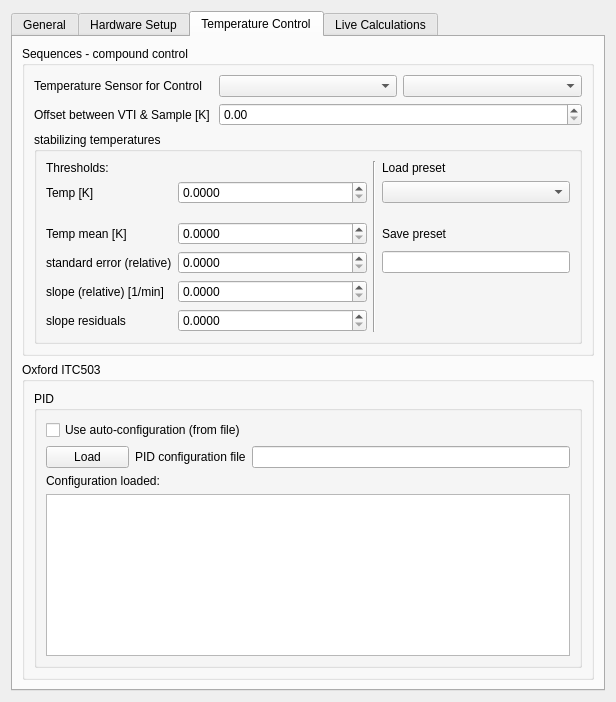
Old version of the form CryostatGUI/configurations/settings_global.ui in the repository Cryostat-GUI/Cryostat-GUI.
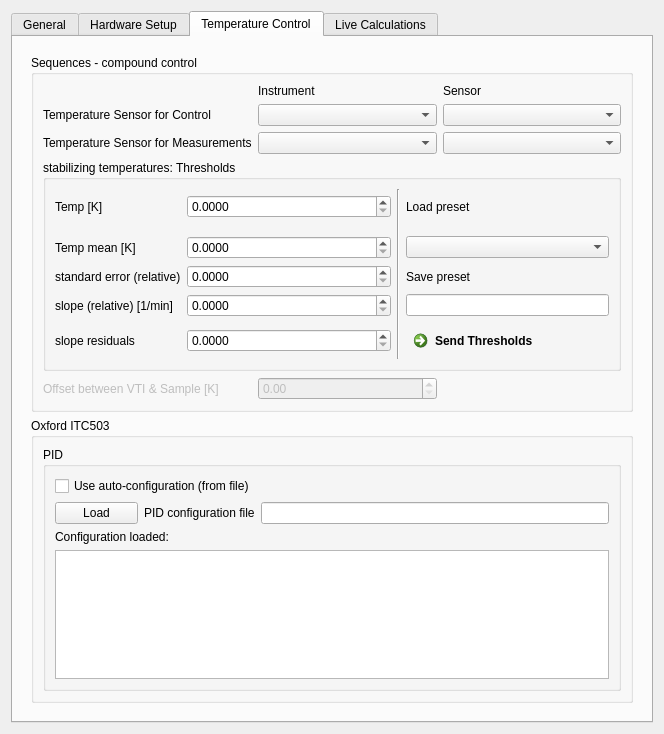
New version of the form. The open tabs and pages were chosen to show the change.

Commit message: GUI updates for logging preferences

What changed in the file:
```diff
--- a/CryostatGUI/configurations/settings_global.ui
+++ b/CryostatGUI/configurations/settings_global.ui
@@ -6,8 +6,8 @@
    <rect>
     <x>0</x>
     <y>0</y>
-    <width>616</width>
-    <height>702</height>
+    <width>664</width>
+    <height>734</height>
    </rect>
   </property>
   <property name="windowTitle">
@@ -505,240 +505,279 @@
        <string>Temperature Control</string>
       </attribute>
       <layout class="QGridLayout" name="gridLayout_5">
-       <item row="1" column="0">
-        <widget class="QGroupBox" name="groupBox_2">
-         <property name="maximumSize">
-          <size>
-           <width>600</width>
-           <height>400</height>
-          </size>
-         </property>
-         <property name="title">
-          <string>Oxford ITC503</string>
-         </property>
-         <layout class="QVBoxLayout" name="verticalLayout">
-          <item>
-           <widget class="QGroupBox" name="groupBox_3">
+       <item row="0" column="0">
+        <widget class="QWidget" name="widget" native="true">
+         <layout class="QGridLayout" name="gridLayout_9" rowstretch="0,1">
+          <item row="0" column="0">
+           <widget class="QGroupBox" name="groupBox">
+            <property name="title">
+             <string>Sequences - compound control</string>
+            </property>
+            <layout class="QGridLayout" name="gridLayout_4">
+             <item row="1" column="1">
+              <widget class="QComboBox" name="combo_SensorControl_Instrument"/>
+             </item>
+             <item row="1" column="0">
+              <widget class="QLabel" name="label_10">
+               <property name="text">
+                <string>Temperature Sensor for Control</string>
+               </property>
+              </widget>
+             </item>
+             <item row="1" column="2">
+              <widget class="QComboBox" name="combo_SensorControl_Sensor"/>
+             </item>
+             <item row="2" column="0">
+              <widget class="QLabel" name="label_19">
+               <property name="text">
+                <string>Temperature Sensor for Measurements</string>
+               </property>
+              </widget>
+             </item>
+             <item row="2" column="1">
+              <widget class="QComboBox" name="combo_SensorMeas_Instrument"/>
+             </item>
+             <item row="2" column="2">
+              <widget class="QComboBox" name="combo_SensorMeas_Sensor"/>
+             </item>
+             <item row="4" column="0" colspan="3">
+              <widget class="QGroupBox" name="groupBox_4">
+               <property name="title">
+                <string>stabilizing temperatures: Thresholds</string>
+               </property>
+               <layout class="QGridLayout" name="gridLayout_8" rowstretch="0,0,0,0,0,0,0,0" columnstretch="0,0,1,0,1">
+                <item row="1" column="0">
+                 <widget class="QLabel" name="label_12">
+                  <property name="text">
+                   <string>Temp [K]</string>
+                  </property>
+                 </widget>
+                </item>
+                <item row="7" column="2">
+                 <widget class="QDoubleSpinBox" name="spin_Sequence_threshold_slopeResiduals">
+                  <property name="decimals">
+                   <number>4</number>
+                  </property>
+                  <property name="maximum">
+                   <double>100.000000000000000</double>
+                  </property>
+                 </widget>
+                </item>
+                <item row="5" column="2">
+                 <widget class="QDoubleSpinBox" name="doubleSpinBox_15">
+                  <property name="decimals">
+                   <number>4</number>
+                  </property>
+                  <property name="maximum">
+                   <double>100.000000000000000</double>
+                  </property>
+                 </widget>
+                </item>
+                <item row="7" column="0">
+                 <widget class="QLabel" name="label_15">
+                  <property name="text">
+                   <string>slope residuals</string>
+                  </property>
+                 </widget>
+                </item>
+                <item row="5" column="0">
+                 <widget class="QLabel" name="label_18">
+                  <property name="text">
+                   <string>standard error (relative)</string>
+                  </property>
+                 </widget>
+                </item>
+                <item row="0" column="3" rowspan="8">
+                 <widget class="Line" name="line_3">
+                  <property name="orientation">
+                   <enum>Qt::Vertical</enum>
+                  </property>
+                 </widget>
+                </item>
+                <item row="4" column="2">
+                 <widget class="QDoubleSpinBox" name="spin_Sequence_threshold_Tmean_K">
+                  <property name="decimals">
+                   <number>4</number>
+                  </property>
+                  <property name="minimum">
+                   <double>0.000000000000000</double>
+                  </property>
+                  <property name="maximum">
+                   <double>300.000000000000000</double>
+                  </property>
+                 </widget>
+                </item>
+                <item row="6" column="2">
+                 <widget class="QDoubleSpinBox" name="spin_Sequence_threshold_slope_Kpmin">
+                  <property name="decimals">
+                   <number>4</number>
+                  </property>
+                  <property name="maximum">
+                   <double>100.000000000000000</double>
+                  </property>
+                 </widget>
+                </item>
+                <item row="6" column="0">
+                 <widget class="QLabel" name="label_14">
+                  <property name="text">
+                   <string>slope (relative) [1/min]</string>
+                  </property>
+                 </widget>
+                </item>
+                <item row="4" column="0">
+                 <widget class="QLabel" name="label_13">
+                  <property name="text">
+                   <string>Temp mean [K]</string>
+                  </property>
+                 </widget>
+                </item>
+                <item row="1" column="2">
+                 <widget class="QDoubleSpinBox" name="spin_Sequence_threshold_T_K">
+                  <property name="decimals">
+                   <number>4</number>
+                  </property>
+                  <property name="minimum">
+                   <double>0.000000000000000</double>
+                  </property>
+                  <property name="maximum">
+                   <double>300.000000000000000</double>
+                  </property>
+                 </widget>
+                </item>
+                <item row="7" column="4">
+                 <widget class="QCommandLinkButton" name="command_sendThresholds">
+                  <property name="text">
+                   <string>Send Thresholds</string>
+                  </property>
+                 </widget>
+                </item>
+                <item row="5" column="4">
+                 <widget class="QLabel" name="label_17">
+                  <property name="text">
+                   <string>Save preset</string>
+                  </property>
+                 </widget>
+                </item>
+                <item row="4" column="4">
+                 <widget class="QComboBox" name="combo_thresholdsLoadingPreset"/>
+                </item>
+                <item row="6" column="4">
+                 <widget class="QLineEdit" name="lineEdit_thresholdsSavingPreset"/>
+                </item>
+                <item row="1" column="4">
+                 <widget class="QLabel" name="label_16">
+                  <property name="text">
+                   <string>Load preset</string>
+                  </property>
+                 </widget>
+                </item>
+               </layout>
+              </widget>
+             </item>
+             <item row="0" column="1">
+              <widget class="QLabel" name="label_20">
+               <property name="text">
+                <string>Instrument</string>
+               </property>
+              </widget>
+             </item>
+             <item row="0" column="2">
+              <widget class="QLabel" name="label_21">
+               <property name="text">
+                <string>Sensor</string>
+               </property>
+              </widget>
+             </item>
+             <item row="5" column="0">
+              <widget class="QLabel" name="label_11">
+               <property name="enabled">
+                <bool>false</bool>
+               </property>
+               <property name="text">
+                <string>Offset between VTI &amp; Sample [K]</string>
+               </property>
+              </widget>
+             </item>
+             <item row="5" column="1">
+              <widget class="QDoubleSpinBox" name="spin_Sequence_sampleOffsetLinear_K">
+               <property name="enabled">
+                <bool>false</bool>
+               </property>
+               <property name="maximum">
+                <double>300.000000000000000</double>
+               </property>
+              </widget>
+             </item>
+            </layout>
+           </widget>
+          </item>
+          <item row="1" column="0">
+           <widget class="QGroupBox" name="groupBox_2">
             <property name="maximumSize">
              <size>
-              <width>1000</width>
-              <height>500</height>
+              <width>590000</width>
+              <height>5000</height>
              </size>
             </property>
             <property name="title">
-             <string>PID</string>
+             <string>Oxford ITC503</string>
             </property>
-            <layout class="QGridLayout" name="gridLayout_7">
-             <item row="3" column="0" colspan="3">
-              <widget class="QTextBrowser" name="textConfShow">
+            <layout class="QVBoxLayout" name="verticalLayout" stretch="0">
+             <item>
+              <widget class="QGroupBox" name="groupBox_3">
                <property name="maximumSize">
                 <size>
-                 <width>3000</width>
-                 <height>500</height>
+                 <width>590000</width>
+                 <height>600</height>
                 </size>
                </property>
-              </widget>
-             </item>
-             <item row="1" column="1">
-              <widget class="QLabel" name="label_8">
-               <property name="text">
-                <string>PID configuration file</string>
+               <property name="title">
+                <string>PID</string>
                </property>
+               <layout class="QGridLayout" name="gridLayout_7">
+                <item row="3" column="0" colspan="3">
+                 <widget class="QTextBrowser" name="textConfShow">
+                  <property name="maximumSize">
+                   <size>
+                    <width>590000</width>
+                    <height>600</height>
+                   </size>
+                  </property>
+                 </widget>
+                </item>
+                <item row="1" column="1">
+                 <widget class="QLabel" name="label_8">
+                  <property name="text">
+                   <string>PID configuration file</string>
+                  </property>
+                 </widget>
+                </item>
+                <item row="0" column="0" colspan="2">
+                 <widget class="QCheckBox" name="checkUseAuto">
+                  <property name="text">
+                   <string>Use auto-configuration (from file)</string>
+                  </property>
+                 </widget>
+                </item>
+                <item row="1" column="0">
+                 <widget class="QPushButton" name="pushConfLoad">
+                  <property name="text">
+                   <string>Load</string>
+                  </property>
+                 </widget>
+                </item>
+                <item row="1" column="2">
+                 <widget class="QLineEdit" name="lineConfFile"/>
+                </item>
+                <item row="2" column="0" colspan="3">
+                 <widget class="QLabel" name="label_9">
+                  <property name="text">
+                   <string>Configuration loaded:</string>
+                  </property>
+                 </widget>
+                </item>
+               </layout>
               </widget>
-             </item>
-             <item row="0" column="0" colspan="2">
-              <widget class="QCheckBox" name="checkUseAuto">
-               <property name="text">
-                <string>Use auto-configuration (from file)</string>
-               </property>
-              </widget>
-             </item>
-             <item row="1" column="0">
-              <widget class="QPushButton" name="pushConfLoad">
-               <property name="text">
-                <string>Load</string>
-               </property>
-              </widget>
-             </item>
-             <item row="1" column="2">
-              <widget class="QLineEdit" name="lineConfFile"/>
-             </item>
-             <item row="2" column="0" colspan="3">
-              <widget class="QLabel" name="label_9">
-               <property name="text">
-                <string>Configuration loaded:</string>
-               </property>
-              </widget>
-             </item>
-            </layout>
-           </widget>
-          </item>
-         </layout>
-        </widget>
-       </item>
-       <item row="0" column="0">
-        <widget class="QGroupBox" name="groupBox">
-         <property name="title">
-          <string>Sequences - compound control</string>
-         </property>
-         <layout class="QGridLayout" name="gridLayout_4">
-          <item row="0" column="0">
-           <widget class="QLabel" name="label_10">
-            <property name="text">
-             <string>Temperature Sensor for Control</string>
-            </property>
-           </widget>
-          </item>
-          <item row="0" column="1">
-           <widget class="QComboBox" name="comboBox"/>
-          </item>
-          <item row="0" column="2">
-           <widget class="QComboBox" name="comboBox_2"/>
-          </item>
-          <item row="1" column="0">
-           <widget class="QLabel" name="label_11">
-            <property name="text">
-             <string>Offset between VTI &amp; Sample [K]</string>
-            </property>
-           </widget>
-          </item>
-          <item row="1" column="1" colspan="2">
-           <widget class="QDoubleSpinBox" name="spin_Sequence_sampleOffsetLinear_K">
-            <property name="maximum">
-             <double>300.000000000000000</double>
-            </property>
-           </widget>
-          </item>
-          <item row="2" column="0" colspan="3">
-           <widget class="QGroupBox" name="groupBox_4">
-            <property name="title">
-             <string>stabilizing temperatures</string>
-            </property>
-            <layout class="QGridLayout" name="gridLayout_8" columnstretch="0,0,1,0,1">
-             <item row="4" column="0">
-              <widget class="QLabel" name="label_13">
-               <property name="text">
-                <string>Temp mean [K]</string>
-               </property>
-              </widget>
-             </item>
-             <item row="6" column="2">
-              <widget class="QDoubleSpinBox" name="spin_Sequence_threshold_slope_Kpmin">
-               <property name="decimals">
-                <number>4</number>
-               </property>
-               <property name="maximum">
-                <double>100.000000000000000</double>
-               </property>
-              </widget>
-             </item>
-             <item row="6" column="0">
-              <widget class="QLabel" name="label_14">
-               <property name="text">
-                <string>slope (relative) [1/min]</string>
-               </property>
-              </widget>
-             </item>
-             <item row="4" column="2">
-              <widget class="QDoubleSpinBox" name="spin_Sequence_threshold_Tmean_K">
-               <property name="decimals">
-                <number>4</number>
-               </property>
-               <property name="minimum">
-                <double>0.000000000000000</double>
-               </property>
-               <property name="maximum">
-                <double>300.000000000000000</double>
-               </property>
-              </widget>
-             </item>
-             <item row="1" column="2">
-              <widget class="QDoubleSpinBox" name="spin_Sequence_threshold_T_K">
-               <property name="decimals">
-                <number>4</number>
-               </property>
-               <property name="minimum">
-                <double>0.000000000000000</double>
-               </property>
-               <property name="maximum">
-                <double>300.000000000000000</double>
-               </property>
-              </widget>
-             </item>
-             <item row="7" column="0">
-              <widget class="QLabel" name="label_15">
-               <property name="text">
-                <string>slope residuals</string>
-               </property>
-              </widget>
-             </item>
-             <item row="7" column="2">
-              <widget class="QDoubleSpinBox" name="spin_Sequence_threshold_slopeResiduals">
-               <property name="decimals">
-                <number>4</number>
-               </property>
-               <property name="maximum">
-                <double>100.000000000000000</double>
-               </property>
-              </widget>
-             </item>
-             <item row="1" column="0">
-              <widget class="QLabel" name="label_12">
-               <property name="text">
-                <string>Temp [K]</string>
-               </property>
-              </widget>
-             </item>
-             <item row="5" column="2">
-              <widget class="QDoubleSpinBox" name="doubleSpinBox_15">
-               <property name="decimals">
-                <number>4</number>
-               </property>
-               <property name="maximum">
-                <double>100.000000000000000</double>
-               </property>
-              </widget>
-             </item>
-             <item row="5" column="0">
-              <widget class="QLabel" name="label_18">
-               <property name="text">
-                <string>standard error (relative)</string>
-               </property>
-              </widget>
-             </item>
-             <item row="0" column="0">
-              <widget class="QLabel" name="label_19">
-               <property name="text">
-                <string>Thresholds:</string>
-               </property>
-              </widget>
-             </item>
-             <item row="0" column="3" rowspan="8">
-              <widget class="Line" name="line_3">
-               <property name="orientation">
-                <enum>Qt::Vertical</enum>
-               </property>
-              </widget>
-             </item>
-             <item row="0" column="4">
-              <widget class="QLabel" name="label_16">
-               <property name="text">
-                <string>Load preset</string>
-               </property>
-              </widget>
-             </item>
-             <item row="1" column="4">
-              <widget class="QComboBox" name="comboBox_3"/>
-             </item>
-             <item row="4" column="4">
-              <widget class="QLabel" name="label_17">
-               <property name="text">
-                <string>Save preset</string>
-               </property>
-              </widget>
-             </item>
-             <item row="5" column="4">
-              <widget class="QLineEdit" name="lineEdit"/>
              </item>
             </layout>
            </widget>
```
Left out of the diff: 100 changed lines with no effect on the pictures.
